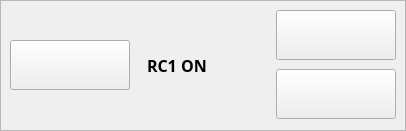
Before: the Qt Designer form tccontrol.ui in Goodjamp/Mdio, drawn with Qt 5.
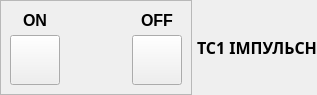
After: the same form once the commit is applied.

Commit message:
Updated the TcControl class according to the last requaremets
- Added configuration of the text settings of the TcControl class over
  the json file
- Updated the manner of data echanging with the DialogConnectionSettings
  class
- Many other updates

```diff
--- a/tccontrol.ui
+++ b/tccontrol.ui
@@ -6,8 +6,8 @@
    <rect>
     <x>0</x>
     <y>0</y>
-    <width>406</width>
-    <height>131</height>
+    <width>316</width>
+    <height>95</height>
    </rect>
   </property>
   <property name="windowTitle">
@@ -16,9 +16,9 @@
   <property name="styleSheet">
    <string notr="true"/>
   </property>
-  <layout class="QHBoxLayout" name="horizontalLayout_2">
+  <layout class="QHBoxLayout" name="horizontalLayout_2" stretch="0,0,5">
    <property name="spacing">
-    <number>0</number>
+    <number>5</number>
    </property>
    <property name="leftMargin">
     <number>0</number>
@@ -40,60 +40,71 @@
      <property name="frameShadow">
       <enum>QFrame::Raised</enum>
      </property>
-     <layout class="QHBoxLayout" name="horizontalLayout">
+     <layout class="QHBoxLayout" name="horizontalLayout" stretch="0,0,0">
       <item>
-       <widget class="QPushButton" name="pbPuls">
-        <property name="minimumSize">
-         <size>
-          <width>120</width>
-          <height>50</height>
-         </size>
+       <layout class="QVBoxLayout" name="verticalLayout">
+        <property name="spacing">
+         <number>4</number>
         </property>
-        <property name="maximumSize">
-         <size>
-          <width>120</width>
-          <height>50</height>
-         </size>
-        </property>
-        <property name="font">
-         <font>
-          <pointsize>9</pointsize>
-          <weight>75</weight>
-          <bold>true</bold>
-         </font>
-        </property>
-        <property name="text">
-         <string/>
-        </property>
-        <property name="checkable">
-         <bool>true</bool>
-        </property>
-       </widget>
+        <item>
+         <widget class="QLabel" name="lNameOn">
+          <property name="font">
+           <font>
+            <pointsize>12</pointsize>
+            <weight>75</weight>
+            <bold>true</bold>
+           </font>
+          </property>
+          <property name="text">
+           <string>ON</string>
+          </property>
+          <property name="alignment">
+           <set>Qt::AlignCenter</set>
+          </property>
+         </widget>
+        </item>
+        <item>
+         <widget class="QPushButton" name="pbOn">
+          <property name="minimumSize">
+           <size>
+            <width>50</width>
+            <height>50</height>
+           </size>
+          </property>
+          <property name="maximumSize">
+           <size>
+            <width>50</width>
+            <height>50</height>
+           </size>
+          </property>
+          <property name="font">
+           <font>
+            <pointsize>9</pointsize>
+            <weight>75</weight>
+            <bold>true</bold>
+           </font>
+          </property>
+          <property name="text">
+           <string/>
+          </property>
+          <property name="checkable">
+           <bool>true</bool>
+          </property>
+         </widget>
+        </item>
+       </layout>
       </item>
       <item>
-       <spacer name="horizontalSpacer">
-        <property name="orientation">
-         <enum>Qt::Horizontal</enum>
-        </property>
-        <property name="sizeHint" stdset="0">
-         <size>
-          <width>13</width>
-          <height>52</height>
-         </size>
-        </property>
-       </spacer>
-      </item>
-      <item>
-       <widget class="QLabel" name="lTcState">
+       <widget class="QLabel" name="lStateText">
         <property name="minimumSize">
          <size>
-          <width>120</width>
+          <width>60</width>
           <height>50</height>
          </size>
         </property>
         <property name="maximumSize">
          <size>
-          <width>120</width>
+          <width>60</width>
           <height>50</height>
          </size>
         </property>
@@ -106,68 +117,43 @@
          </font>
         </property>
         <property name="text">
-         <string>RC1 ON</string>
+         <string/>
         </property>
        </widget>
       </item>
       <item>
-       <spacer name="horizontalSpacer_2">
-        <property name="orientation">
-         <enum>Qt::Horizontal</enum>
-        </property>
-        <property name="sizeHint" stdset="0">
-         <size>
-          <width>5</width>
-          <height>52</height>
-         </size>
-        </property>
-       </spacer>
-      </item>
-      <item>
-       <layout class="QVBoxLayout" name="verticalLayout">
+       <layout class="QVBoxLayout" name="verticalLayout_2">
         <property name="spacing">
-         <number>9</number>
+         <number>4</number>
         </property>
         <item>
-         <widget class="QPushButton" name="pbStaticOn">
-          <property name="minimumSize">
-           <size>
-            <width>120</width>
-            <height>50</height>
-           </size>
-          </property>
-          <property name="maximumSize">
-           <size>
-            <width>120</width>
-            <height>50</height>
-           </size>
-          </property>
+         <widget class="QLabel" name="lNameOff">
           <property name="font">
            <font>
-            <pointsize>9</pointsize>
+            <pointsize>12</pointsize>
             <weight>75</weight>
             <bold>true</bold>
            </font>
           </property>
           <property name="text">
-           <string/>
+           <string>OFF</string>
           </property>
-          <property name="checkable">
-           <bool>true</bool>
+          <property name="alignment">
+           <set>Qt::AlignCenter</set>
           </property>
          </widget>
         </item>
         <item>
-         <widget class="QPushButton" name="pbStaticOff">
+         <widget class="QPushButton" name="pbOff">
           <property name="minimumSize">
            <size>
-            <width>120</width>
+            <width>50</width>
             <height>50</height>
            </size>
           </property>
           <property name="maximumSize">
            <size>
-            <width>120</width>
+            <width>50</width>
             <height>50</height>
            </size>
           </property>
@@ -191,6 +177,46 @@
      </layout>
     </widget>
    </item>
+   <item>
+    <widget class="QLabel" name="lTcName">
+     <property name="minimumSize">
+      <size>
+       <width>120</width>
+       <height>50</height>
+      </size>
+     </property>
+     <property name="maximumSize">
+      <size>
+       <width>120</width>
+       <height>50</height>
+      </size>
+     </property>
+     <property name="font">
+      <font>
+       <family>Trebuchet MS</family>
+       <pointsize>12</pointsize>
+       <weight>75</weight>
+       <bold>true</bold>
+      </font>
+     </property>
+     <property name="text">
+      <string>ТС1 ІМПУЛЬСНЕ</string>
+     </property>
+    </widget>
+   </item>
+   <item>
+    <spacer name="horizontalSpacer">
+     <property name="orientation">
+      <enum>Qt::Horizontal</enum>
+     </property>
+     <property name="sizeHint" stdset="0">
+      <size>
+       <width>2</width>
+       <height>20</height>
+      </size>
+     </property>
+    </spacer>
+   </item>
   </layout>
  </widget>
  <resources/>
```
The commit also changes 15 other files.
